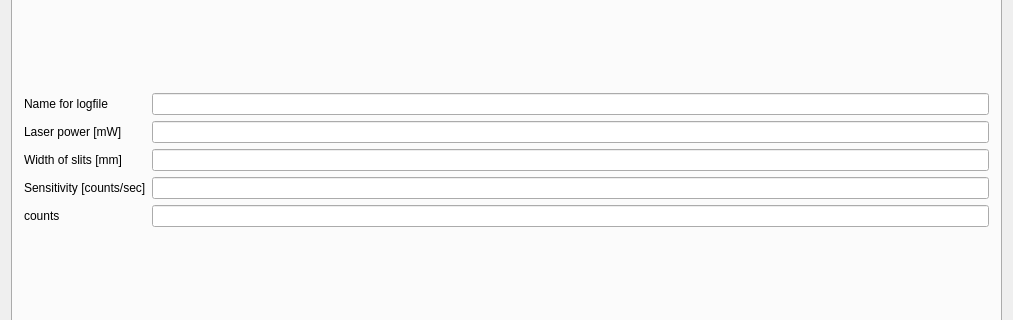
The window that mainwindow.ui (anates/Spectro) describes before a commit, drawn with Qt 5; both pictures show x 0 to 1013 and y 357 to 677 of the 1013 by 902 pixel window.
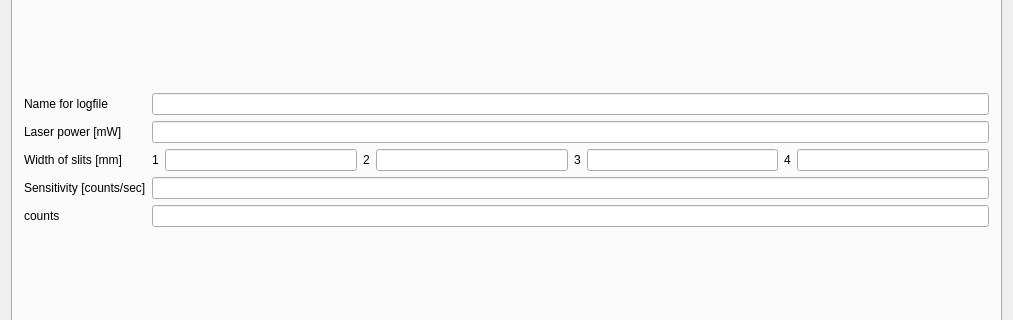
The same window after the commit. The open tabs and pages were chosen to show the change. Custom widgets are drawn as their Qt base class.

Commit message: Slitwidth geupdatet, Logfile geupdatet, neues Dateiformat eingebaut (Upgrade auf v0.5).

```diff
--- a/mainwindow.ui
+++ b/mainwindow.ui
@@ -817,9 +817,6 @@
               </property>
              </widget>
             </item>
-            <item row="2" column="1">
-             <widget class="QLineEdit" name="slitWidth"/>
-            </item>
             <item row="3" column="0">
              <widget class="QLabel" name="label_7">
               <property name="text">
@@ -850,6 +847,50 @@
             <item row="0" column="1">
              <widget class="QLineEdit" name="logfileName"/>
             </item>
+            <item row="2" column="1">
+             <layout class="QHBoxLayout" name="horizontalLayout_17">
+              <item>
+               <widget class="QLabel" name="label_49">
+                <property name="text">
+                 <string>1</string>
+                </property>
+               </widget>
+              </item>
+              <item>
+               <widget class="QLineEdit" name="slitwidth_1"/>
+              </item>
+              <item>
+               <widget class="QLabel" name="label_51">
+                <property name="text">
+                 <string>2</string>
+                </property>
+               </widget>
+              </item>
+              <item>
+               <widget class="QLineEdit" name="slitwidth_2"/>
+              </item>
+              <item>
+               <widget class="QLabel" name="label_52">
+                <property name="text">
+                 <string>3</string>
+                </property>
+               </widget>
+              </item>
+              <item>
+               <widget class="QLineEdit" name="slitwidth_3"/>
+              </item>
+              <item>
+               <widget class="QLabel" name="label_53">
+                <property name="text">
+                 <string>4</string>
+                </property>
+               </widget>
+              </item>
+              <item>
+               <widget class="QLineEdit" name="slitwidth_4"/>
+              </item>
+             </layout>
+            </item>
            </layout>
           </item>
           <item>
```
Left out of the diff: 5 changed lines with no effect on the pictures. The commit also changes 12 other files.
